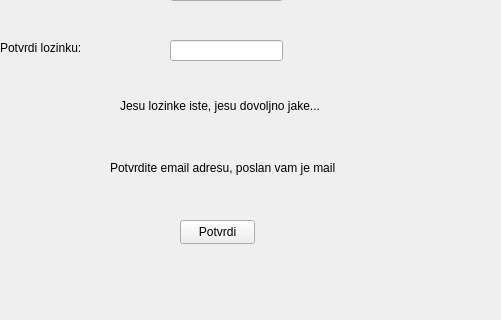
Above: UI/registrationScreen.ui from zemo0/ChatApp-Python-DesktopApp before the change; both pictures show x 130 to 631 and y 280 to 600 of the 800 by 600 pixel window. Below: the same form after it.
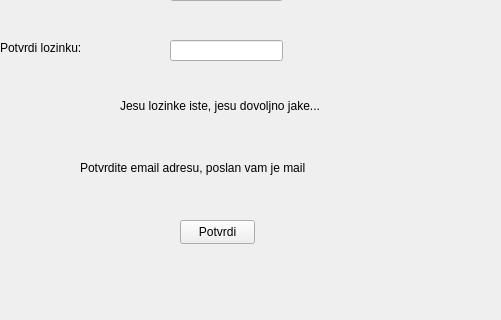
That is the form after the change.

The edit to the form file:
```diff
--- a/UI/registrationScreen.ui
+++ b/UI/registrationScreen.ui
@@ -181,7 +181,7 @@
    <widget class="QLabel" name="label">
     <property name="geometry">
      <rect>
-      <x>240</x>
+      <x>210</x>
       <y>440</y>
       <width>311</width>
       <height>16</height>
```
Left out of the diff: 24 changed lines with no effect on the pictures.
